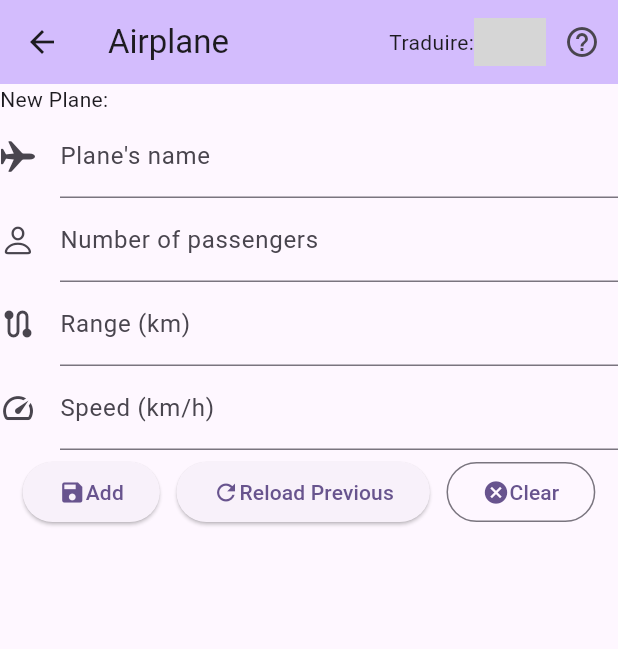
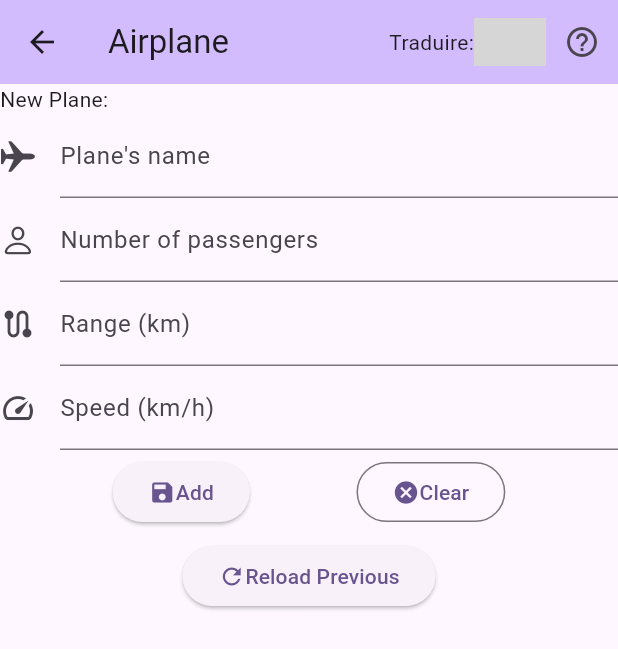
Before and after one commit to wald0047/cst2335_app, a Flutter app: the AirplanePage screen opened by its route, after a tap on the "add" icon, on a phone screen of 412 x 824 dp. Shown: the top 649 px of the screen. Run offline on Flutter 3.47's test engine with Material 3 defaults, Android fonts, the light colour scheme and no system bars; our stand-ins replace floor, sqflite; missing offline and left inert: country_flags, encrypted_shared_preferences; accounts and stored records are empty; generated files the repository leaves out were written again; grey boxes are pictures that could not be loaded.

Commit message:
Fix overflow issue in mobile.

```diff
--- a/lib/airplanepage.dart
+++ b/lib/airplanepage.dart
@@ -334,14 +334,6 @@ class AirplanePageState extends State<AirplanePage> {
                         Icon(Icons.save),
                         Text(trans.translate("a_add"))
                       ])),
-                  ElevatedButton(
-                      onPressed: () {
-                        _reloadFromDataRepo();
-                      },
-                      child: Row(children: [
-                        Icon(Icons.refresh),
-                        Text(trans.translate("a_reload"))
-                      ])),
                   OutlinedButton(
                       onPressed: () {
                         setState(() {
@@ -353,7 +345,24 @@ class AirplanePageState extends State<AirplanePage> {
                         Icon(Icons.cancel),
                         Text(trans.translate("a_clear"))
                       ])),
-                ]))
+                ])),
+              Container(
+                margin: EdgeInsets.all(4),
+                child: Row(
+                    mainAxisAlignment: MainAxisAlignment.center,
+                    children: [
+                  ElevatedButton(
+                    onPressed: () {
+                      _reloadFromDataRepo();
+                    },
+                  child: Row(
+                      children: [
+                    Icon(Icons.refresh),
+                    Text(trans.translate("a_reload"))
+                  ])
+                  )]
+                )
+              ),
       ];
       if (_selectedPlane!.id == null) {
         return Column(children: add);
```
